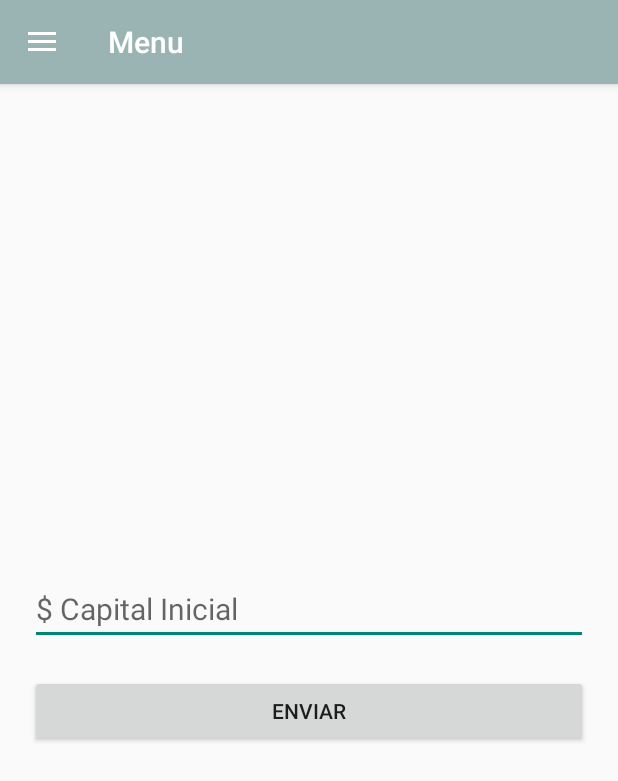
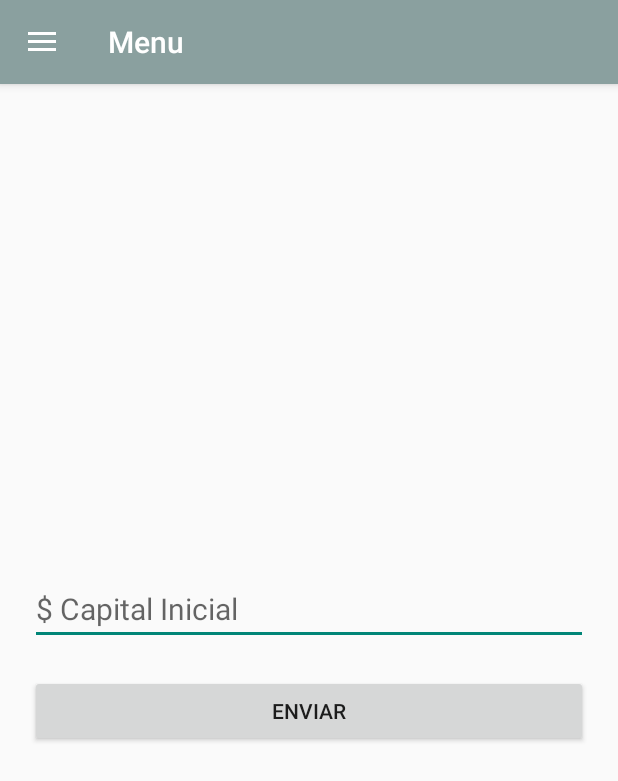
Before and after one commit to jramirez894/Inversiones, an Android app: the CapitalInicial screen opened directly, with no data from a screen before it, on a phone screen of 412 x 824 dp. Shown: the top 781 px of the screen. Run offline under Robolectric (Android 15) with nearby library versions, the light colour scheme and no system bars.

Commit message:
Cambio de diseño en las interfaces

```diff
--- a/app/src/main/res/layout/activity_capital_inicial.xml
+++ b/app/src/main/res/layout/activity_capital_inicial.xml
@@ -30,11 +30,11 @@
 
     <ListView
         android:id="@+id/lista_menu_drawer_CapitalIncial"
-        android:layout_width="230dp"
+        android:layout_width="220dp"
         android:layout_height="match_parent"
         android:layout_gravity="start"
         android:choiceMode="singleChoice"
-        android:background="@android:color/holo_blue_light"/>
+        android:background="#a0b9b8"/>
 
 
 </android.support.v4.widget.DrawerLayout>
--- a/app/src/main/res/layout/activity_principal_menu.xml
+++ b/app/src/main/res/layout/activity_principal_menu.xml
@@ -44,10 +44,10 @@
 
     <ListView
         android:id="@+id/lista_menu_drawer"
-        android:layout_width="230dp"
+        android:layout_width="220dp"
         android:layout_height="match_parent"
         android:layout_gravity="start"
         android:choiceMode="singleChoice"
-        android:background="@android:color/holo_blue_light"/>
+        android:background="#a0b9b8"/>
 
 </android.support.v4.widget.DrawerLayout>
--- a/app/src/main/res/values/styles.xml
+++ b/app/src/main/res/values/styles.xml
@@ -2,7 +2,7 @@
 
     <!-- Base application theme. -->
     <style name="AppTheme" parent="Theme.AppCompat.Light.DarkActionBar">
-        <item name="colorPrimary">#9ab4b3</item>
+        <item name="colorPrimary">#8aa09f</item>
         <item name="colorPrimaryDark">#c7c7c7</item>
         <!-- Customize your theme here. -->
     </style>
```
